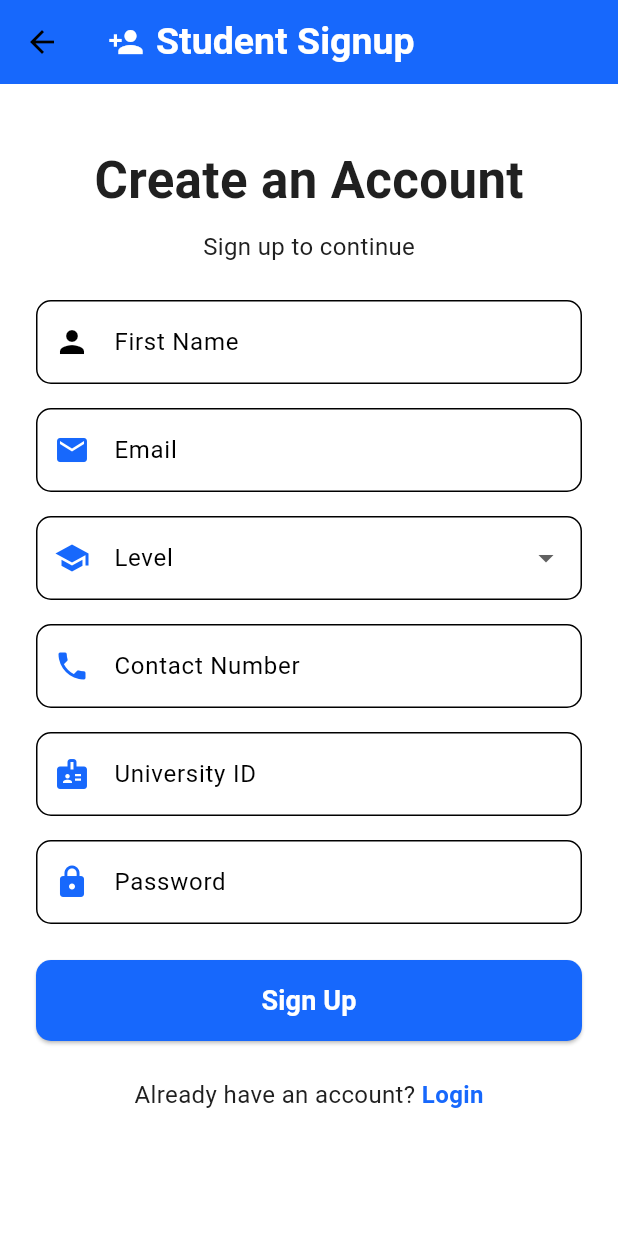
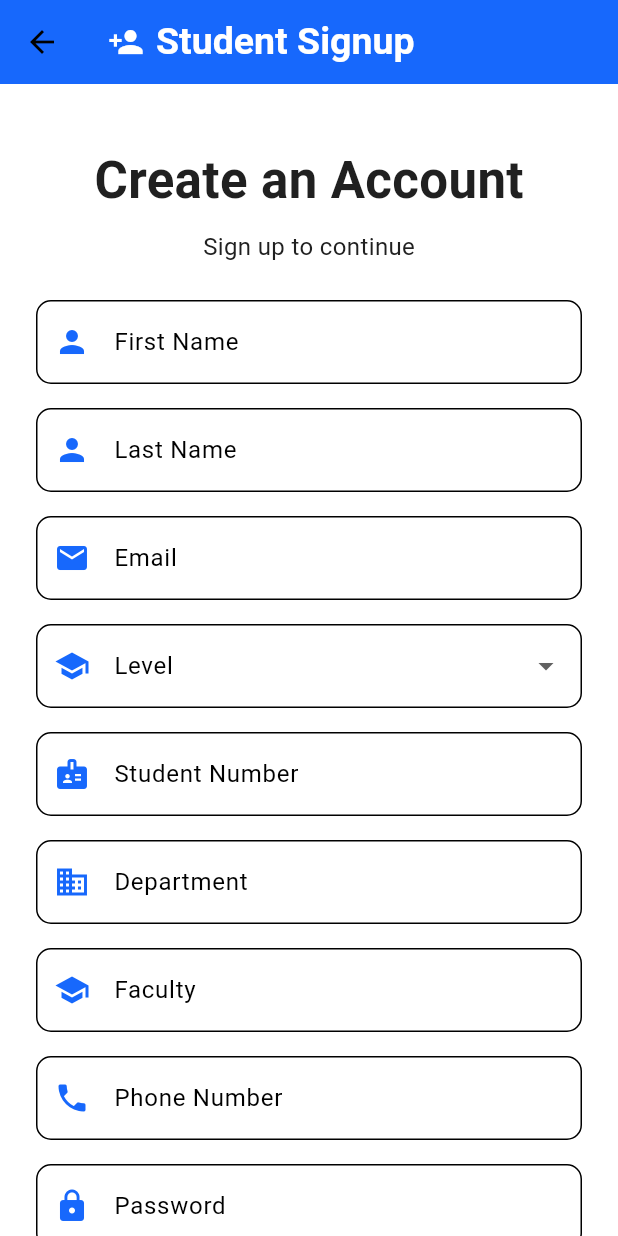
Before and after one commit to Hirushan-Subasinghe/medicine-frontend, a Flutter app: the StudentSignupPage screen opened directly, on a phone screen of 412 x 824 dp. Run offline on Flutter 3.47's test engine with Material 3 defaults, Android fonts, the light colour scheme and no system bars; our stand-ins replace connectivity_plus, firebase_auth, firebase_core; accounts and stored records are empty.

```diff
--- a/lib/views/auth/signup_page.dart
+++ b/lib/views/auth/signup_page.dart
@@ -1,5 +1,7 @@
 import 'package:flutter/material.dart';
 import '../../core/constants.dart';
+import '../../controllers/auth_controller.dart';
+import 'login_page.dart';
 
 class StudentSignupPage extends StatefulWidget {
   @override
@@ -7,14 +9,89 @@ class StudentSignupPage extends StatefulWidget {
 }
 
 class _StudentSignupPageState extends State<StudentSignupPage> {
+  final TextEditingController firstNameController = TextEditingController();
+  final TextEditingController lastNameController = TextEditingController();
+  final TextEditingController emailController = TextEditingController();
+  final TextEditingController passwordController = TextEditingController();
+  final TextEditingController studentNumberController = TextEditingController();
+  final TextEditingController departmentController = TextEditingController();
+  final TextEditingController facultyController = TextEditingController();
+  final TextEditingController phoneNoController = TextEditingController();
+
   String? selectedLevel;
-  final List<String> levels = [
-    "Level 1",
-    "Level 2",
-    "Level 3",
-    "Level 4",
-    "Level 5",
-  ];
+  final List<String> levels = ["Level 1", "Level 2", "Level 3", "Level 4", "Level 5"];
+  String errorMessage = "";
+  bool isLoading = false;
+  final AuthController authController = AuthController();
+
+  Future<void> signupUser() async {
+    setState(() {
+      errorMessage = "";
+      isLoading = true;
+    });
+
+    if (firstNameController.text.trim().isEmpty ||
+        lastNameController.text.trim().isEmpty ||
+        emailController.text.trim().isEmpty ||
+        passwordController.text.trim().isEmpty ||
+        studentNumberController.text.trim().isEmpty ||
+        departmentController.text.trim().isEmpty ||
+        facultyController.text.trim().isEmpty ||
+        phoneNoController.text.trim().isEmpty ||
+        selectedLevel == null) {
+      setState(() {
+        errorMessage = "All fields are required.";
+        isLoading = false;
+      });
+      return;
+    }
+
+    String? result = await authController.signup(
+      firstNameController.text.trim(),
+      lastNameController.text.trim(),
+      emailController.text.trim(),
+      passwordController.text.trim(),
+      studentNumberController.text.trim(),
+      selectedLevel!,
+      departmentController.text.trim(),
+      facultyController.text.trim(),
+      phoneNoController.text.trim(),
+    );
+
+    setState(() {
+      isLoading = false;
+    });
+
+    if (result == "success") {
+      showSuccessDialog();
+    } else {
+      setState(() {
+        errorMessage = result ?? "Signup failed. Please try again.";
+      });
+    }
+  }
+
+  void showSuccessDialog() {
+    showDialog(
+      context: context,
+      builder: (context) => AlertDialog(
+        title: Text("Success"),
+        content: Text("Your account has been created successfully."),
+        actions: [
+          TextButton(
+            onPressed: () {
+              Navigator.pop(context); // Close dialog
+              Navigator.pushReplacement(
+                context,
+                MaterialPageRoute(builder: (context) => LoginPage()), // Navigate to login
+              );
+            },
+            child: Text("OK"),
+          ),
+        ],
+      ),
+    );
+  }
 
   @override
   Widget build(BuildContext context) {
@@ -25,10 +102,7 @@ class _StudentSignupPageState extends State<StudentSignupPage> {
           children: [
             Icon(Icons.person_add, color: Colors.white),
             SizedBox(width: 8),
-            Text(
-              "Student Signup",
-              style: TextStyle(color: Colors.white, fontSize: 25),
-            ),
+            Text("Student Signup", style: TextStyle(color: Colors.white, fontSize: 25)),
           ],
         ),
         backgroundColor: AppColors.primaryColor,
@@ -51,28 +125,11 @@ class _StudentSignupPageState extends State<StudentSignupPage> {
               ),
               SizedBox(height: 24),
 
-              // First Name Field
-              TextField(
-                decoration: InputDecoration(
-                  labelText: "First Name",
-                  prefixIcon: Icon(Icons.person, color: Colors.black),
-                  border: OutlineInputBorder(
-                    borderRadius: BorderRadius.circular(10),
-                  ),
-                ),
-              ),
+              buildTextField("First Name", Icons.person, firstNameController),
               SizedBox(height: 16),
-
-              // Email Field
-              TextField(
-                decoration: InputDecoration(
-                  labelText: "Email",
-                  prefixIcon: Icon(Icons.email, color: AppColors.primaryColor),
-                  border: OutlineInputBorder(
-                    borderRadius: BorderRadius.circular(10),
-                  ),
-                ),
-              ),
+              buildTextField("Last Name", Icons.person, lastNameController),
+              SizedBox(height: 16),
+              buildTextField("Email", Icons.email, emailController),
               SizedBox(height: 16),
 
               // Level Dropdown
@@ -80,15 +137,12 @@ class _StudentSignupPageState extends State<StudentSignupPage> {
                 decoration: InputDecoration(
                   labelText: "Level",
                   prefixIcon: Icon(Icons.school, color: AppColors.primaryColor),
-                  border: OutlineInputBorder(
-                    borderRadius: BorderRadius.circular(10),
-                  ),
+                  border: OutlineInputBorder(borderRadius: BorderRadius.circular(10)),
                 ),
                 value: selectedLevel,
-                items:
-                    levels.map((level) {
-                      return DropdownMenuItem(value: level, child: Text(level));
-                    }).toList(),
+                items: levels.map((level) {
+                  return DropdownMenuItem(value: level, child: Text(level));
+                }).toList(),
                 onChanged: (value) {
                   setState(() {
                     selectedLevel = value;
@@ -97,68 +151,51 @@ class _StudentSignupPageState extends State<StudentSignupPage> {
               ),
               SizedBox(height: 16),
 
-              // Contact Number Field
-              TextField(
-                decoration: InputDecoration(
-                  labelText: "Contact Number",
-                  prefixIcon: Icon(Icons.phone, color: AppColors.primaryColor),
-                  border: OutlineInputBorder(
-                    borderRadius: BorderRadius.circular(10),
+              buildTextField("Student Number", Icons.badge, studentNumberController),
+              SizedBox(height: 16),
+              buildTextField("Department", Icons.business, departmentController),
+              SizedBox(height: 16),
+              buildTextField("Faculty", Icons.school, facultyController),
+              SizedBox(height: 16),
+              buildTextField("Phone Number", Icons.phone, phoneNoController, isPhone: true),
+              SizedBox(height: 16),
+              buildTextField("Password", Icons.lock, passwordController, isPassword: true),
+              SizedBox(height: 24),
+
+              if (errorMessage.isNotEmpty)
+                Padding(
+                  padding: const EdgeInsets.only(bottom: 12),
+                  child: Text(
+                    errorMessage,
+                    style: TextStyle(color: Colors.red, fontSize: 14),
+                    textAlign: TextAlign.center,
                   ),
                 ),
-                keyboardType: TextInputType.phone,
-              ),
-              SizedBox(height: 16),
 
-              // University ID Field
-              TextField(
-                decoration: InputDecoration(
-                  labelText: "University ID",
-                  prefixIcon: Icon(Icons.badge, color: AppColors.primaryColor),
-                  border: OutlineInputBorder(
-                    borderRadius: BorderRadius.circular(10),
+              SizedBox(
+                width: double.infinity,
+                child: ElevatedButton(
+                  onPressed: isLoading ? null : signupUser,
+                  style: ElevatedButton.styleFrom(
+                    backgroundColor: AppColors.primaryColor,
+                    shape: RoundedRectangleBorder(borderRadius: BorderRadius.circular(10)),
+                    padding: EdgeInsets.symmetric(vertical: 14),
                   ),
-                ),
-              ),
-              SizedBox(height: 16),
-
-              // Password Field
-              TextField(
-                obscureText: true,
-                decoration: InputDecoration(
-                  labelText: "Password",
-                  prefixIcon: Icon(Icons.lock, color: AppColors.primaryColor),
-                  border: OutlineInputBorder(
-                    borderRadius: BorderRadius.circular(10),
-                  ),
+                  child: isLoading
+                      ? CircularProgressIndicator(color: Colors.white)
+                      : Text("Sign Up", style: AppTextStyles.button),
                 ),
               ),
               SizedBox(height: 24),
 
-              // Signup Button
-              SizedBox(
-                width: double.infinity,
-                child: ElevatedButton(
-                  onPressed: () {
-                    // Handle Signup
-                  },
-                  style: ElevatedButton.styleFrom(
-                    backgroundColor: AppColors.primaryColor,
-                    shape: RoundedRectangleBorder(
-                      borderRadius: BorderRadius.circular(10),
-                    ),
-                    padding: EdgeInsets.symmetric(vertical: 14),
-                  ),
-                  child: Text("Sign Up", style: AppTextStyles.button),
-                ),
-              ),
-              SizedBox(height: 24),
-
-              // Login Navigation
+              // Already have an account? Login
               Center(
                 child: GestureDetector(
                   onTap: () {
-                    // Navigate to Login Page
+                    Navigator.pushReplacement(
+                      context,
+                      MaterialPageRoute(builder: (context) => LoginPage()),
+                    );
                   },
                   child: Text.rich(
                     TextSpan(
@@ -184,4 +221,18 @@ class _StudentSignupPageState extends State<StudentSignupPage> {
       ),
     );
   }
+
+  Widget buildTextField(String label, IconData icon, TextEditingController controller,
+      {bool isPassword = false, bool isPhone = false}) {
+    return TextField(
+      controller: controller,
+      obscureText: isPassword,
+      keyboardType: isPhone ? TextInputType.phone : TextInputType.text,
+      decoration: InputDecoration(
+        labelText: label,
+        prefixIcon: Icon(icon, color: AppColors.primaryColor),
+        border: OutlineInputBorder(borderRadius: BorderRadius.circular(10)),
+      ),
+    );
+  }
 }
```
Also changed, not shown: lib/controllers/auth_controller.dart (+87 -22 lines), lib/views/auth/login_page.dart (+26 -0 lines).
